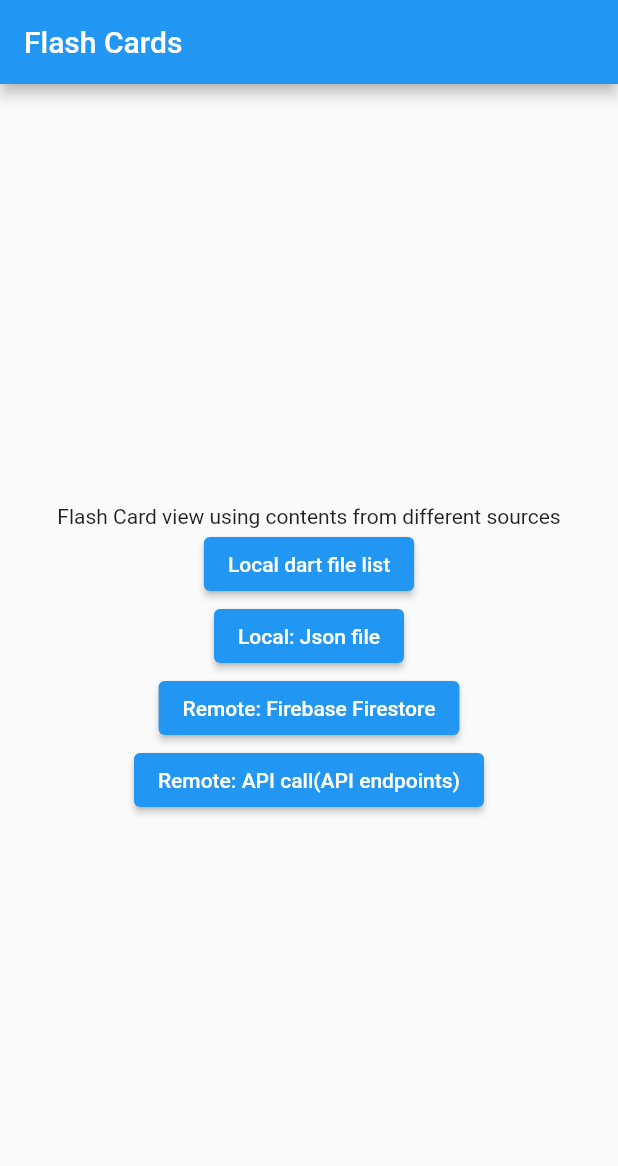
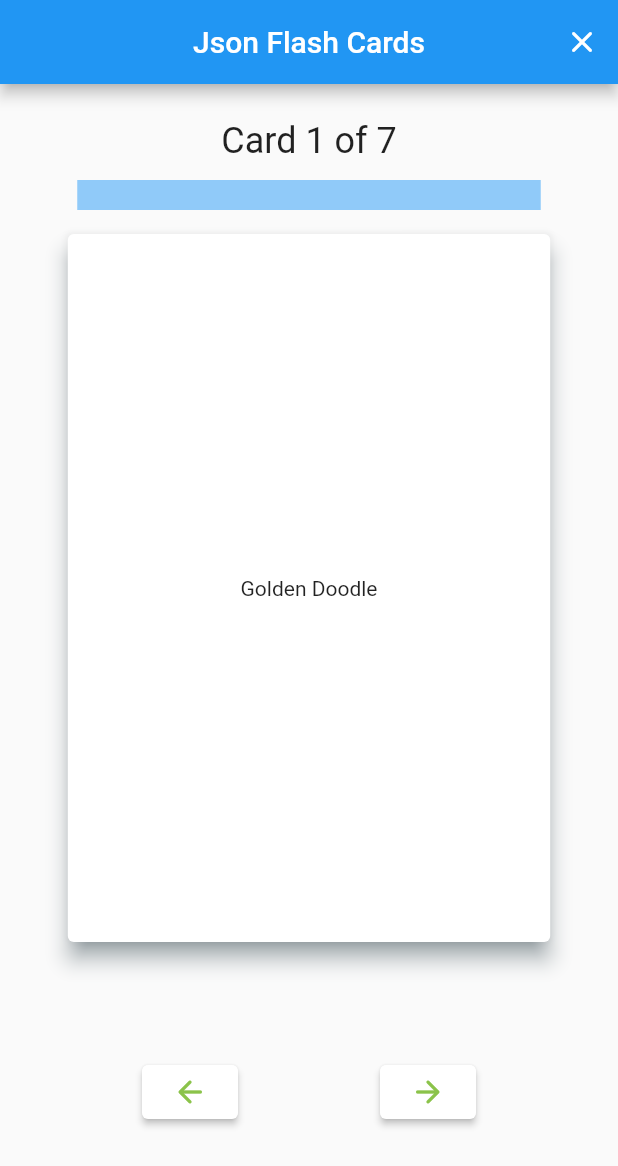
Before and after one commit to koirpraw/simpleFlashCards_firestore, a Flutter app: the screen it shows after launch, after a tap on "Local: Json file", on a phone screen of 412 x 824 dp. Shown: the top 1166 px of the screen. Run offline on Flutter 3.47's test engine with Material 2 defaults, Android fonts, the phone set to English and light mode, and no system bars; drawn by our look-alikes of flip_card; our stand-ins replace cloud_firestore, firebase_core, get; accounts and stored records are empty; network calls fail.

Commit message:
added Json data source. Read Json Page for simple local jason read. Local Json page with Flash card from Local Json Source

```diff
--- a/lib/main.dart
+++ b/lib/main.dart
@@ -1,7 +1,10 @@
 import 'package:flutter/material.dart';
 import 'package:firebase_core/firebase_core.dart';
 import 'package:get/get.dart';
+import 'package:quizard/screens/json_flashcardScreen.dart';
 import 'package:quizard/screens/local_flashcardScreen.dart';
+import 'package:quizard/screens/readJson.dart';
+import 'package:quizard/screens/temp_json_cards.dart';
 import 'screens/homepage.dart';
 
 void main() async{
@@ -21,8 +24,13 @@ class MyApp extends StatelessWidget {
         primarySwatch: Colors.blue,
       ),
       home:  MyHomePage(),
+      // MyJsonApp(),
+
       getPages: [
-        GetPage(name: '/localfilesource', page: ()=>LocalFileFlashCardScreen())
+        GetPage(name: '/localfilesource', page: ()=>LocalFileFlashCardScreen()),
+        GetPage(name: '/readjson', page: ()=>ReadJson()),
+        GetPage(name: '/localjsonsource', page: ()=>LocalJsonFlashCardScreen()),
+        GetPage(name: '/tempjson', page: ()=>TempJsonCards())
       ],
     );
   }
--- a/lib/screens/homepage.dart
+++ b/lib/screens/homepage.dart
@@ -32,11 +32,21 @@ class _MyHomePageState extends State<MyHomePage> {
                   Get.toNamed('/localfilesource');
                 }, child: Text("Local dart file list")),
             ElevatedButton(
-                onPressed: () {}, child: Text("Local: Json file")),
+                onPressed: () {
+                  Get.toNamed('/readjson');
+                }, child: Text("Read Json")),
+            ElevatedButton(
+                onPressed: () {
+                  Get.toNamed('/localjsonsource');
+                }, child: Text("Local: Json file")),
+            // ElevatedButton(
+            //     onPressed: () {
+            //       Get.toNamed('/tempjson');
+            //     }, child: Text("Temp: Json Card")),
             ElevatedButton(
                 onPressed: () {}, child: Text("Remote: Firebase Firestore")),
             ElevatedButton(
-                onPressed: () {}, child: Text("Remote: API call(API endpoints)"))
+                onPressed: () {}, child: Text("Remote: API call(API endpoints)")),
           ],
         ),
       ),
--- /dev/null
+++ b/lib/screens/json_flashcardScreen.dart
@@ -0,0 +1,148 @@
+import 'dart:convert';
+
+import 'package:quizard/model/flashcardJson.dart';
+import 'package:flutter/material.dart';
+import 'package:flip_card/flip_card.dart';
+import 'package:flutter/services.dart';
+import 'package:quizard/flashCard.dart';
+import 'package:get/get.dart';
+import '../flashCard.dart';
+
+class LocalJsonFlashCardScreen extends StatefulWidget {
+  const LocalJsonFlashCardScreen({Key? key}) : super(key: key);
+
+  @override
+  State<LocalJsonFlashCardScreen> createState() =>
+      _LocalJsonFlashCardScreenState();
+}
+
+class _LocalJsonFlashCardScreenState extends State<LocalJsonFlashCardScreen> {
+  int currentCardIndex = 0;
+
+
+  List _flashcards = [];
+
+  Future<void> readJson() async {
+    final String response =
+    await rootBundle.loadString('assets/json/sample_flashcards.json');
+    final data = await json.decode(response);
+    setState(() {
+      _flashcards = data["flashcards"];
+    });
+  }
+
+
+  @override
+  Widget build(BuildContext context) {
+    // String value = (initial*6).toStringAsFixed(0);
+    return MaterialApp(
+      home: Scaffold(
+        appBar: AppBar(
+          title: const Text("Json Flash Cards"),
+          centerTitle: true,
+          actions: [
+            IconButton(
+                onPressed: () {
+                  Get.back();
+                },
+                icon: Icon(
+                  Icons.close_rounded,
+                  color: Colors.white,
+                ))
+          ],
+        ),
+        body: Center(
+          child: Padding(
+            padding: const EdgeInsets.only(top: 24),
+            child: Column(
+              mainAxisAlignment: MainAxisAlignment.center,
+              children: [
+                Text("Card ${currentCardIndex+1} of ${_flashcards.length}",style: TextStyle(fontSize: 24),),
+                Padding(
+                  padding: const EdgeInsets.symmetric(vertical: 12),
+                  child: Container(
+                    width: MediaQuery.of(context).size.width*0.75,
+                    child: LinearProgressIndicator(
+                      valueColor: AlwaysStoppedAnimation(Colors.deepOrange),
+                      value: currentCardIndex.toDouble()/(_flashcards.length-1),
+                      minHeight: 20,
+                    ),
+                  ),
+                ),
+                Expanded(
+                  flex: 5,
+                  child: FutureBuilder(
+                      future: readJson(), builder: (context, snapshot) {
+                    return Builder(
+                        builder: (BuildContext context) {
+                          return Container(
+
+                            width: MediaQuery.of(context).size.width*0.8,
+                            height: MediaQuery.of(context).size.height*0.6,
+                            child: FlipCard(
+                                front: Card(
+                                  elevation: 6,
+                                  shadowColor: Colors.blueGrey,
+                                  child: Center(
+                                    child: Text(_flashcards[currentCardIndex]['title']),
+                                  ),
+                                ),
+                                back: Card(
+                                  elevation: 6,
+                                  shadowColor: Colors.blueGrey,
+                                  child: Center(
+                                    child: Text(_flashcards[currentCardIndex]['description']),
+                                  ),
+                                )),
+                          );
+
+                        });
+                  }),
+                ),
+                Expanded(
+                  flex: 2,
+                  child: Row(
+                    mainAxisAlignment: MainAxisAlignment.spaceEvenly,
+                    children: [
+                      ElevatedButton(
+                        style: ButtonStyle(
+                          backgroundColor: MaterialStateProperty.all(Colors.white)
+                        ),
+                          onPressed: (){
+                        showPreviousCard();
+                      }, child: Icon(Icons.arrow_back_rounded,color: Colors.lightGreen,)),
+                      ElevatedButton(
+                          style: ButtonStyle(
+                              backgroundColor: MaterialStateProperty.all(Colors.white)
+                          ),
+                          onPressed: (){
+                        showNextCard();
+                      }, child: Icon(Icons.arrow_forward_rounded,color: Colors.lightGreen)
+                      )],
+                  ),
+                )
+              ],
+            ),
+          ),
+        ),
+      ),
+    );
+  }
+
+
+  void showNextCard() {
+    setState(() {
+      currentCardIndex = (currentCardIndex + 1 < flashCardRepo.length)
+          ? currentCardIndex + 1
+          : 0;
+    });
+  }
+
+  void showPreviousCard() {
+    setState(() {
+      currentCardIndex = (currentCardIndex - 1 >= 0)
+          ? currentCardIndex - 1
+          : flashCardRepo.length - 1;
+    });
+  }
+}
--- a/pubspec.yaml
+++ b/pubspec.yaml
@@ -40,3 +40,7 @@ flutter:
 
 
   uses-material-design: true
+  assets:
+    - assets/json/user.json
+    - assets/json/mydata.json
+    - assets/json/sample_flashcards.json
```
Also changed, not shown: assets/json/mydata.json (added, +25 -0 lines), assets/json/sample_flashcards.json (added, +32 -0 lines), assets/json/user.json (added, +27 -0 lines), lib/model/flashcardJson.dart (added, +41 -0 lines), lib/screens/readJson.dart (added, +85 -0 lines), lib/screens/temp_json_cards.dart (added, +187 -0 lines), assets/image001.png (added).
